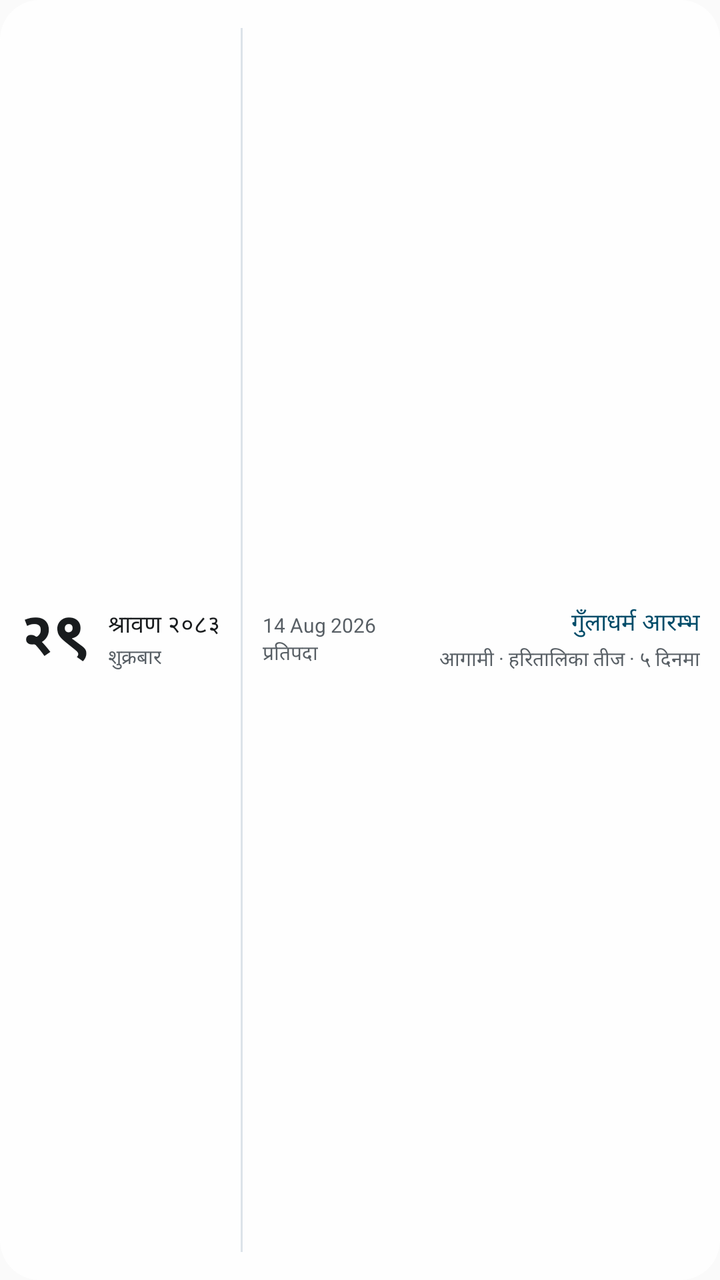
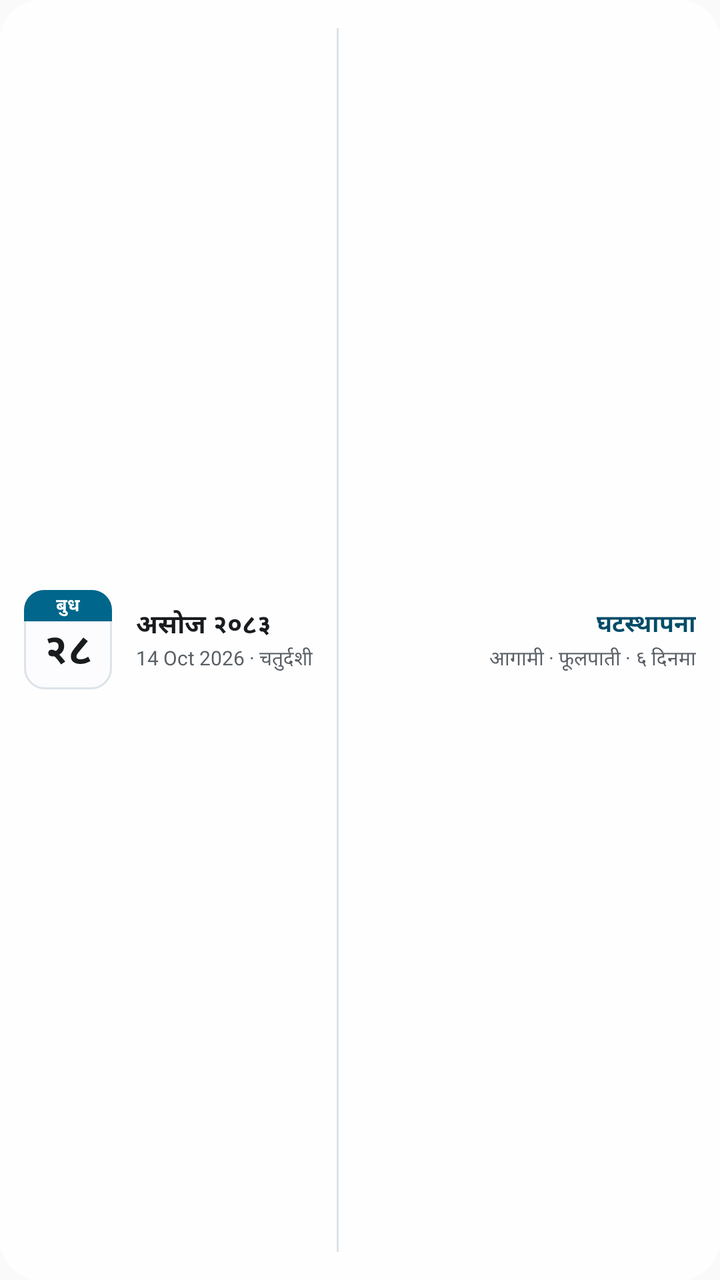

Two renders of the same Android screen: before a commit and after it. Below are the layout's source before the change and the commit's diff.
<!-- AndroidManifest.xml: application theme AppTheme -->
<!-- res/layout/widget_patro_xl.xml -->
<?xml version="1.0" encoding="utf-8"?>
<LinearLayout xmlns:android="http://schemas.android.com/apk/res/android"
    android:id="@+id/widget_root"
    android:layout_width="match_parent"
    android:layout_height="match_parent"
    android:orientation="horizontal"
    android:gravity="center_vertical"
    android:padding="10dp"
    android:background="@drawable/widget_background">

    <TextView
        android:id="@+id/widget_day"
        android:layout_width="wrap_content"
        android:layout_height="wrap_content"
        android:textSize="30sp"
        android:textStyle="bold"
        android:includeFontPadding="false"
        android:layout_marginEnd="10dp"
        android:textColor="@color/widget_day"
        android:text="२९" />

    <LinearLayout
        android:layout_width="wrap_content"
        android:layout_height="wrap_content"
        android:orientation="vertical"
        android:layout_marginEnd="10dp">

        <TextView
            android:id="@+id/widget_month"
            android:layout_width="wrap_content"
            android:layout_height="wrap_content"
            android:textSize="12sp"
            android:maxLines="1"
            android:textColor="@color/widget_text"
            android:text="श्रावण २०८३" />

        <TextView
            android:id="@+id/widget_weekday"
            android:layout_width="wrap_content"
            android:layout_height="wrap_content"
            android:textSize="10sp"
            android:maxLines="1"
            android:textColor="@color/widget_muted"
            android:text="शुक्रबार" />
    </LinearLayout>

    <ImageView
        android:id="@+id/widget_divider1"
        android:layout_width="1dp"
        android:layout_height="match_parent"
        android:layout_marginVertical="4dp"
        android:layout_marginEnd="10dp"
        android:contentDescription="@null"
        android:background="@color/widget_border" />

    <LinearLayout
        android:layout_width="wrap_content"
        android:layout_height="wrap_content"
        android:orientation="vertical"
        android:layout_marginEnd="12dp">

        <TextView
            android:id="@+id/widget_ad"
            android:layout_width="wrap_content"
            android:layout_height="wrap_content"
            android:textSize="10sp"
            android:maxLines="1"
            android:textColor="@color/widget_muted"
            android:text="14 Aug 2026" />

        <TextView
            android:id="@+id/widget_tithi"
            android:layout_width="wrap_content"
            android:layout_height="wrap_content"
            android:textSize="10sp"
            android:maxLines="1"
            android:textColor="@color/widget_muted"
            android:text="प्रतिपदा" />
    </LinearLayout>

    <LinearLayout
        android:layout_width="0dp"
        android:layout_weight="1"
        android:layout_height="wrap_content"
        android:orientation="vertical">

        <TextView
            android:id="@+id/widget_note"
            android:layout_width="match_parent"
            android:layout_height="wrap_content"
            android:textSize="12sp"
            android:maxLines="1"
            android:ellipsize="end"
            android:gravity="end"
            android:textColor="@color/widget_accent"
            android:text="गुँलाधर्म आरम्भ" />

        <TextView
            android:id="@+id/widget_next"
            android:layout_width="match_parent"
            android:layout_height="wrap_content"
            android:textSize="10sp"
            android:maxLines="1"
            android:ellipsize="end"
            android:gravity="end"
            android:layout_marginTop="2dp"
            android:textColor="@color/widget_muted"
            android:text="आगामी · हरितालिका तीज · ५ दिनमा" />
    </LinearLayout>
</LinearLayout>
<!-- resources referenced by this layout -->
<resources>
  <color name="widget_accent">#A80D26</color>
  <color name="widget_border">#DDE1E9</color>
  <color name="widget_muted">#646C7E</color>
  <color name="widget_text">#141824</color>
  <!-- drawable widget_background (drawable) -->
  <?xml version="1.0" encoding="utf-8"?>
  <shape xmlns:android="http://schemas.android.com/apk/res/android" android:shape="rectangle">
      <solid android:color="@color/widget_surface" />
      <corners android:radius="20dp" />
  </shape>
  <style name="AppTheme" parent="Theme.AppCompat.Light.DarkActionBar">
          
          <item name="colorPrimary">@color/colorPrimary</item>
          <item name="colorPrimaryDark">@color/colorPrimaryDark</item>
          <item name="colorAccent">@color/colorAccent</item>
      </style>
  <color name="widget_surface">#E6FFFFFF</color>
  <color name="colorPrimary">#0E1220</color>
  <color name="colorPrimaryDark">#0E1220</color>
  <color name="colorAccent">#A80D26</color>
</resources>

<!-- the commit's change to res/layout/widget_patro_xl.xml (unified diff, before → after) -->
@@ -5,53 +5,45 @@
     android:layout_height="match_parent"
     android:orientation="horizontal"
     android:gravity="center_vertical"
-    android:padding="10dp"
+    android:paddingHorizontal="12dp"
+    android:paddingVertical="8dp"
     android:background="@drawable/widget_background">
 
-    <TextView
-        android:id="@+id/widget_day"
-        android:layout_width="wrap_content"
-        android:layout_height="wrap_content"
-        android:textSize="30sp"
-        android:textStyle="bold"
-        android:includeFontPadding="false"
-        android:layout_marginEnd="10dp"
-        android:textColor="@color/widget_day"
-        android:text="२९" />
-
     <LinearLayout
-        android:layout_width="wrap_content"
+        android:id="@+id/widget_leaf"
+        android:layout_width="44dp"
         android:layout_height="wrap_content"
         android:orientation="vertical"
-        android:layout_marginEnd="10dp">
+        android:layout_marginEnd="12dp"
+        android:background="@drawable/widget_leaf">
 
         <TextView
-            android:id="@+id/widget_month"
-            android:layout_width="wrap_content"
+            android:id="@+id/widget_leaf_head"
+            android:layout_width="match_parent"
             android:layout_height="wrap_content"
-            android:textSize="12sp"
+            android:gravity="center"
+            android:paddingVertical="1dp"
+            android:textSize="9sp"
+            android:textStyle="bold"
             android:maxLines="1"
-            android:textColor="@color/widget_text"
-            android:text="श्रावण २०८३" />
+            android:textColor="@color/widget_on_head"
+            android:background="@drawable/widget_leaf_head"
+            android:text="बुध" />
 
         <TextView
-            android:id="@+id/widget_weekday"
-            android:layout_width="wrap_content"
+            android:id="@+id/widget_day"
+            android:layout_width="match_parent"
             android:layout_height="wrap_content"
-            android:textSize="10sp"
+            android:gravity="center"
+            android:paddingTop="2dp"
+            android:paddingBottom="4dp"
+            android:textSize="21sp"
+            android:textStyle="bold"
+            android:includeFontPadding="false"
             android:maxLines="1"
-            android:textColor="@color/widget_muted"
-            android:text="शुक्रबार" />
+            android:textColor="@color/widget_day"
+            android:text="२८" />
     </LinearLayout>
-
-    <ImageView
-        android:id="@+id/widget_divider1"
-        android:layout_width="1dp"
-        android:layout_height="match_parent"
-        android:layout_marginVertical="4dp"
-        android:layout_marginEnd="10dp"
-        android:contentDescription="@null"
-        android:background="@color/widget_border" />
 
     <LinearLayout
         android:layout_width="wrap_content"
@@ -60,23 +52,34 @@
         android:layout_marginEnd="12dp">
 
         <TextView
+            android:id="@+id/widget_month"
+            android:layout_width="wrap_content"
+            android:layout_height="wrap_content"
+            android:textSize="13sp"
+            android:textStyle="bold"
+            android:maxLines="1"
+            android:textColor="@color/widget_text"
+            android:text="असोज २०८३" />
+
+        
+        <TextView
             android:id="@+id/widget_ad"
             android:layout_width="wrap_content"
             android:layout_height="wrap_content"
             android:textSize="10sp"
             android:maxLines="1"
             android:textColor="@color/widget_muted"
-            android:text="14 Aug 2026" />
+            android:text="14 Oct 2026 · चतुर्दशी" />
+    </LinearLayout>
 
-        <TextView
-            android:id="@+id/widget_tithi"
-            android:layout_width="wrap_content"
-            android:layout_height="wrap_content"
-            android:textSize="10sp"
-            android:maxLines="1"
-            android:textColor="@color/widget_muted"
-            android:text="प्रतिपदा" />
-    </LinearLayout>
+    <ImageView
+        android:id="@+id/widget_divider1"
+        android:layout_width="1dp"
+        android:layout_height="match_parent"
+        android:layout_marginVertical="6dp"
+        android:layout_marginEnd="12dp"
+        android:contentDescription="@null"
+        android:background="@color/widget_border" />
 
     <LinearLayout
         android:layout_width="0dp"
@@ -84,16 +87,18 @@
         android:layout_height="wrap_content"
         android:orientation="vertical">
 
+        
         <TextView
             android:id="@+id/widget_note"
             android:layout_width="match_parent"
             android:layout_height="wrap_content"
             android:textSize="12sp"
+            android:textStyle="bold"
             android:maxLines="1"
             android:ellipsize="end"
             android:gravity="end"
             android:textColor="@color/widget_accent"
-            android:text="गुँलाधर्म आरम्भ" />
+            android:text="घटस्थापना" />
 
         <TextView
             android:id="@+id/widget_next"
@@ -103,8 +108,16 @@
             android:maxLines="1"
             android:ellipsize="end"
             android:gravity="end"
-            android:layout_marginTop="2dp"
+            android:layout_marginTop="1dp"
             android:textColor="@color/widget_muted"
-            android:text="आगामी · हरितालिका तीज · ५ दिनमा" />
+            android:text="आगामी · फूलपाती · ६ दिनमा" />
     </LinearLayout>
+
+    
+    <TextView android:id="@+id/widget_weekday"
+        android:layout_width="wrap_content" android:layout_height="wrap_content"
+        android:visibility="gone" android:text="" />
+    <TextView android:id="@+id/widget_tithi"
+        android:layout_width="wrap_content" android:layout_height="wrap_content"
+        android:visibility="gone" android:text="" />
 </LinearLayout>
<!-- resource entries referenced after the edit -->
@@ -3,12 +3,30 @@
   <color name="widget_accent">#A80D26</color>
   <color name="widget_border">#DDE1E9</color>
   <color name="widget_muted">#646C7E</color>
+  <color name="widget_on_head">#FFFFFF</color>
   <color name="widget_text">#141824</color>
   <!-- drawable widget_background (drawable) -->
   <?xml version="1.0" encoding="utf-8"?>
   <shape xmlns:android="http://schemas.android.com/apk/res/android" android:shape="rectangle">
       <solid android:color="@color/widget_surface" />
       <corners android:radius="20dp" />
+  </shape>
+  <!-- drawable widget_leaf (drawable) -->
+  <?xml version="1.0" encoding="utf-8"?>
+  <shape xmlns:android="http://schemas.android.com/apk/res/android" android:shape="rectangle">
+      <solid android:color="@color/widget_leaf" />
+      <stroke android:width="1dp" android:color="@color/widget_border" />
+      <corners android:radius="10dp" />
+  </shape>
+  <!-- drawable widget_leaf_head (drawable) -->
+  <?xml version="1.0" encoding="utf-8"?>
+  <shape xmlns:android="http://schemas.android.com/apk/res/android" android:shape="rectangle">
+      <solid android:color="@color/widget_head" />
+      <corners
+          android:topLeftRadius="10dp"
+          android:topRightRadius="10dp"
+          android:bottomLeftRadius="0dp"
+          android:bottomRightRadius="0dp" />
   </shape>
   <style name="AppTheme" parent="Theme.AppCompat.Light.DarkActionBar">
           
@@ -17,6 +35,8 @@
           <item name="colorAccent">@color/colorAccent</item>
       </style>
   <color name="widget_surface">#E6FFFFFF</color>
+  <color name="widget_leaf">#FFFFFF</color>
+  <color name="widget_head">#A80D26</color>
   <color name="colorPrimary">#0E1220</color>
   <color name="colorPrimaryDark">#0E1220</color>
   <color name="colorAccent">#A80D26</color>
